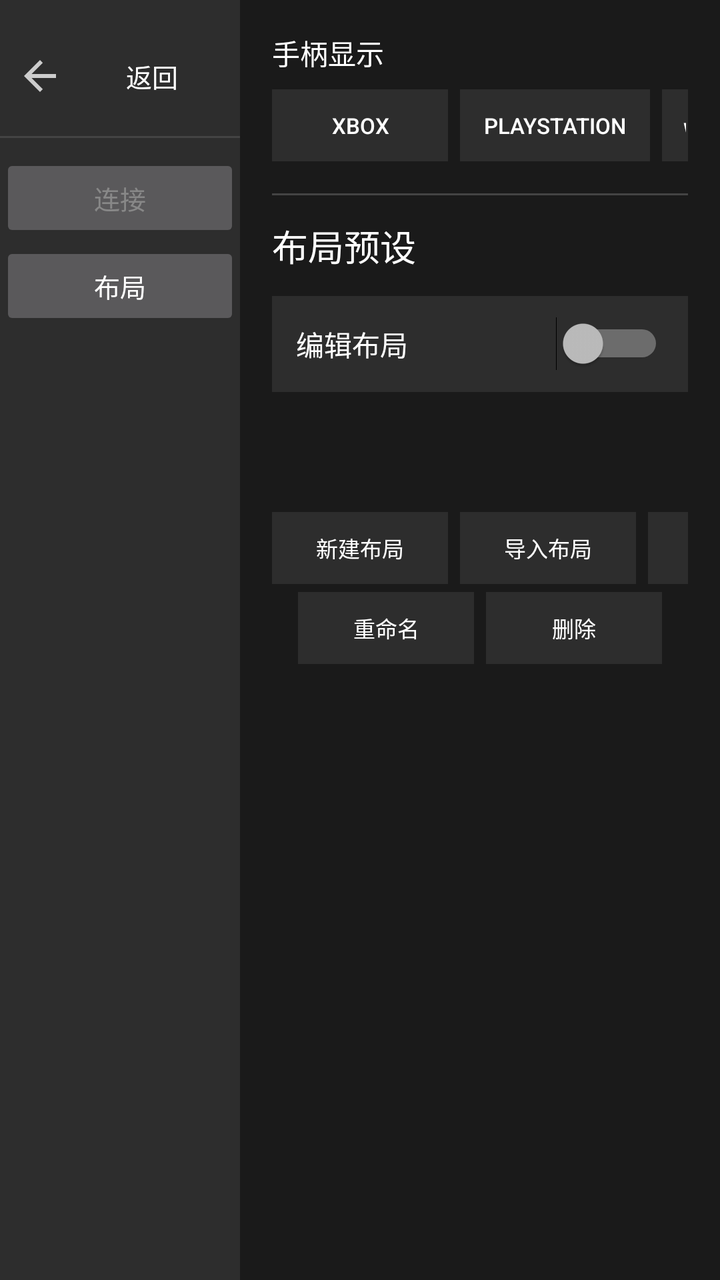
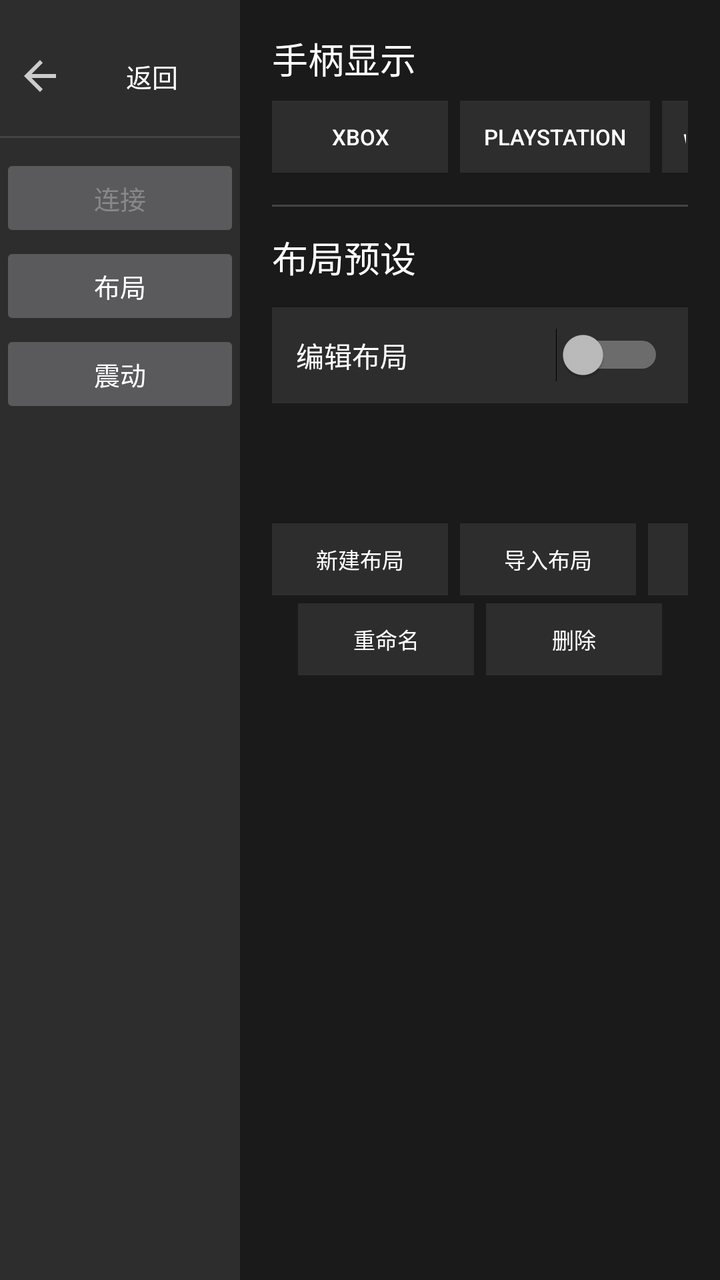

The first picture is an Android layout as it rendered before a commit; the second is the same layout after the commit. The layout source and the unified diff follow.
<!-- AndroidManifest.xml: application theme Theme.GamepadEmu -->
<!-- res/layout/content_settings.xml -->
<?xml version="1.0" encoding="utf-8"?>
<LinearLayout xmlns:android="http://schemas.android.com/apk/res/android"
    android:layout_width="match_parent"
    android:layout_height="match_parent"
    android:baselineAligned="false"
    android:orientation="horizontal"
    android:background="@color/bg_dark">

    
    <LinearLayout
        android:layout_width="120dp"
        android:layout_height="match_parent"
        android:orientation="vertical"
        android:background="@color/bg_surface"
        android:paddingTop="16dp">

        <Button
            android:id="@+id/btnSettingsBack"
            android:layout_width="match_parent"
            android:layout_height="44dp"
            android:background="?android:attr/selectableItemBackground"
            android:text="返回"
            android:drawableLeft="@drawable/ic_back"
            android:paddingStart="8dp"
            android:textColor="@color/text_primary"
            android:textSize="13sp"
            android:stateListAnimator="@null" />

        <View
            android:layout_width="match_parent"
            android:layout_height="1dp"
            android:background="#444"
            android:layout_marginVertical="8dp" />

        <Button
            android:id="@+id/btnCategoryConnection"
            android:layout_width="match_parent"
            android:layout_height="44dp"
            android:gravity="center"
            android:paddingHorizontal="8dp"
            android:text="连接"
            android:textColor="@color/text_secondary"
            android:textSize="13sp"
            android:stateListAnimator="@null" />

        <Button
            android:id="@+id/btnCategoryPresets"
            android:layout_width="match_parent"
            android:layout_height="44dp"
            android:gravity="center"
            android:paddingHorizontal="8dp"
            android:text="布局"
            android:textColor="@color/text_primary"
            android:textSize="13sp"
            android:stateListAnimator="@null" />

    </LinearLayout>

    
    <FrameLayout
        android:layout_width="0dp"
        android:layout_height="match_parent"
        android:layout_weight="1"
        android:padding="16dp">

        
        <ScrollView
            android:id="@+id/pagePresets"
            android:layout_width="match_parent"
            android:layout_height="match_parent"
            android:visibility="visible">

            <LinearLayout
                android:layout_width="match_parent"
                android:layout_height="wrap_content"
                android:orientation="vertical">

                
                <TextView
                    android:layout_width="wrap_content"
                    android:layout_height="wrap_content"
                    android:text="手柄显示"
                    android:textColor="@color/text_primary"
                    android:textSize="14sp"
                    android:fontFamily="sans-serif-medium"
                    android:layout_marginBottom="8dp" />

                <LinearLayout
                    android:layout_width="match_parent"
                    android:layout_height="wrap_content"
                    android:orientation="horizontal"
                    android:gravity="center"
                    android:layout_marginBottom="16dp">

                    <Button
                        android:id="@+id/btnDisplayXbox"
                        style="@style/GamepadChip"
                        android:layout_marginEnd="6dp"
                        android:text="XBOX" />

                    <Button
                        android:id="@+id/btnDisplayPlaystation"
                        style="@style/GamepadChip"
                        android:layout_marginEnd="6dp"
                        android:text="PLAYSTATION" />

                    <Button
                        android:id="@+id/btnDisplaySwitch"
                        style="@style/GamepadChip"
                        android:text="SWITCH" />
                </LinearLayout>

                <View
                    android:layout_width="match_parent"
                    android:layout_height="1dp"
                    android:background="#444"
                    android:layout_marginBottom="12dp" />

                
                <TextView
                    android:layout_width="wrap_content"
                    android:layout_height="wrap_content"
                    android:text="布局预设"
                    android:textColor="@color/text_primary"
                    android:textSize="18sp"
                    android:fontFamily="sans-serif-medium"
                    android:layout_marginBottom="12dp" />

                
                <LinearLayout
                    android:layout_width="match_parent"
                    android:layout_height="48dp"
                    android:gravity="center_vertical"
                    android:orientation="horizontal"
                    android:background="@color/bg_surface"
                    android:paddingHorizontal="12dp"
                    android:layout_marginBottom="8dp">

                    <TextView
                        android:layout_width="0dp"
                        android:layout_height="wrap_content"
                        android:layout_weight="1"
                        android:text="编辑布局"
                        android:textColor="@color/text_primary"
                        android:textSize="14sp" />

                    <Switch
                        android:id="@+id/switchEditMode"
                        android:layout_width="wrap_content"
                        android:layout_height="wrap_content" />
                </LinearLayout>

                <TextView
                    android:id="@+id/tvCurrentPreset"
                    android:layout_width="match_parent"
                    android:layout_height="36dp"
                    android:gravity="center_vertical"
                    android:paddingHorizontal="12dp"
                    android:textColor="@color/text_secondary"
                    android:textSize="13sp"
                    android:layout_marginBottom="8dp" />

                
                <GridView
                    android:id="@+id/gridPresets"
                    android:layout_width="match_parent"
                    android:layout_height="wrap_content"
                    android:numColumns="3"
                    android:horizontalSpacing="6dp"
                    android:verticalSpacing="6dp"
                    android:stretchMode="columnWidth"
                    android:layout_marginBottom="8dp" />

                
                <LinearLayout
                    android:layout_width="match_parent"
                    android:layout_height="wrap_content"
                    android:orientation="horizontal"
                    android:gravity="center"
                    android:layout_marginBottom="4dp">

                    <Button
                        android:id="@+id/btnPresetNew"
                        style="@style/GamepadChip"
                        android:text="新建布局"
                        android:layout_marginEnd="6dp" />

                    <Button
                        android:id="@+id/btnPresetImport"
                        style="@style/GamepadChip"
                        android:text="导入布局"
                        android:layout_marginEnd="6dp" />

                    <Button
                        android:id="@+id/btnPresetExport"
                        style="@style/GamepadChip"
                        android:text="导出布局" />
                </LinearLayout>

                <LinearLayout
                    android:layout_width="match_parent"
                    android:layout_height="wrap_content"
                    android:orientation="horizontal"
                    android:gravity="center"
                    android:layout_marginBottom="8dp">

                    <Button
                        android:id="@+id/btnPresetRename"
                        style="@style/GamepadChip"
                        android:text="重命名"
                        android:layout_marginEnd="6dp" />

                    <Button
                        android:id="@+id/btnPresetDelete"
                        style="@style/GamepadChip"
                        android:text="删除" />
                </LinearLayout>
            </LinearLayout>
        </ScrollView>

        
        <ScrollView
            android:id="@+id/pageConnection"
            android:layout_width="match_parent"
            android:layout_height="match_parent"
            android:visibility="gone">

            <LinearLayout
                android:layout_width="match_parent"
                android:layout_height="wrap_content"
                android:orientation="vertical">

                <TextView
                    android:layout_width="wrap_content"
                    android:layout_height="wrap_content"
                    android:text="连接"
                    android:textColor="@color/text_primary"
                    android:textSize="18sp"
                    android:fontFamily="sans-serif-medium"
                    android:layout_marginBottom="16dp" />

                
                <TextView
                    android:layout_width="wrap_content"
                    android:layout_height="wrap_content"
                    android:text="连接方式"
                    android:textColor="@color/text_primary"
                    android:textSize="14sp"
                    android:fontFamily="sans-serif-medium"
                    android:layout_marginBottom="8dp" />

                <LinearLayout
                    android:layout_width="match_parent"
                    android:layout_height="wrap_content"
                    android:orientation="horizontal"
                    android:gravity="center"
                    android:layout_marginBottom="16dp">

                    <Button
                        android:id="@+id/btnConnWifi"
                        style="@style/GamepadChip"
                        android:layout_marginEnd="6dp"
                        android:text="WiFi" />

                    <Button
                        android:id="@+id/btnConnBluetooth"
                        style="@style/GamepadChip"
                        android:text="蓝牙" />
                </LinearLayout>

                
                <LinearLayout
                    android:id="@+id/sectionTargetPlatform"
                    android:layout_width="match_parent"
                    android:layout_height="wrap_content"
                    android:orientation="vertical"
                    android:visibility="gone">

                    <TextView
                        android:layout_width="wrap_content"
                        android:layout_height="wrap_content"
                        android:text="目标平台"
                        android:textColor="@color/text_primary"
                        android:textSize="14sp"
                        android:fontFamily="sans-serif-medium"
                        android:layout_marginBottom="8dp" />

                    <LinearLayout
                        android:layout_width="match_parent"
                        android:layout_height="wrap_content"
                        android:orientation="horizontal"
                        android:gravity="center"
                        android:layout_marginBottom="16dp">

                        <Button
                            android:id="@+id/btnTargetWindows"
                            style="@style/GamepadChip"
                            android:layout_marginEnd="6dp"
                            android:text="WINDOWS" />

                        <Button
                            android:id="@+id/btnTargetAndroid"
                            style="@style/GamepadChip"
                            android:text="ANDROID" />
                    </LinearLayout>
                </LinearLayout>

                
                <TextView
                    android:id="@+id/tvConnectionStatus"
                    android:layout_width="match_parent"
                    android:layout_height="40dp"
                    android:gravity="center"
                    android:text="未启动"
                    android:textColor="@color/text_secondary"
                    android:textSize="14sp"
                    android:background="@color/bg_surface"
                    android:layout_marginBottom="12dp" />

                
                <Button
                    android:id="@+id/btnConnectAction"
                    android:layout_width="match_parent"
                    android:layout_height="44dp"
                    android:background="@drawable/bg_small_btn"
                    android:text="启动服务"
                    android:textColor="@color/text_primary"
                    android:textSize="14sp"
                    android:stateListAnimator="@null"
                    android:layout_marginBottom="8dp" />

                
                <LinearLayout
                    android:id="@+id/sectionPairedDevice"
                    android:layout_width="match_parent"
                    android:layout_height="wrap_content"
                    android:orientation="vertical"
                    android:layout_marginBottom="8dp"
                    android:visibility="gone">

                    <TextView
                        android:id="@+id/tvPairedDeviceName"
                        android:layout_width="match_parent"
                        android:layout_height="30dp"
                        android:gravity="center_vertical"
                        android:paddingHorizontal="12dp"
                        android:textColor="@color/text_secondary"
                        android:textSize="13sp" />

                    <Button
                        android:id="@+id/btnUnpairDevice"
                        android:layout_width="match_parent"
                        android:layout_height="40dp"
                        android:background="@drawable/bg_small_btn"
                        android:text="取消配对"
                        android:textColor="#FF5252"
                        android:textSize="14sp"
                        android:stateListAnimator="@null" />
                </LinearLayout>

                <View
                    android:layout_width="match_parent"
                    android:layout_height="1dp"
                    android:background="#444"
                    android:layout_marginBottom="16dp" />

                
                <TextView
                    android:layout_width="wrap_content"
                    android:layout_height="wrap_content"
                    android:text="服务信息"
                    android:textColor="@color/text_primary"
                    android:textSize="14sp"
                    android:fontFamily="sans-serif-medium"
                    android:layout_marginBottom="8dp" />

                <TextView
                    android:id="@+id/tvServerIp"
                    android:layout_width="match_parent"
                    android:layout_height="36dp"
                    android:gravity="center_vertical"
                    android:paddingHorizontal="12dp"
                    android:textColor="@color/text_secondary"
                    android:textSize="13sp"
                    android:background="@color/bg_surface"
                    android:layout_marginBottom="4dp" />

                <TextView
                    android:id="@+id/tvBroadcastStatus"
                    android:layout_width="match_parent"
                    android:layout_height="36dp"
                    android:gravity="center_vertical"
                    android:paddingHorizontal="12dp"
                    android:textColor="@color/text_secondary"
                    android:textSize="13sp"
                    android:background="@color/bg_surface"
                    android:layout_marginBottom="16dp" />

                
                <TextView
                    android:layout_width="wrap_content"
                    android:layout_height="wrap_content"
                    android:text="端口"
                    android:textColor="@color/text_primary"
                    android:textSize="13sp"
                    android:layout_marginBottom="4dp" />

                <EditText
                    android:id="@+id/etPort"
                    android:layout_width="match_parent"
                    android:layout_height="40dp"
                    android:background="@color/bg_surface"
                    android:textColor="@color/text_primary"
                    android:textColorHint="@color/text_secondary"
                    android:hint="端口 (默认 37284)"
                    android:paddingHorizontal="12dp"
                    android:singleLine="true"
                    android:inputType="number"
                    android:layout_marginBottom="8dp" />
            </LinearLayout>
        </ScrollView>

    </FrameLayout>
</LinearLayout>
<!-- resources referenced by this layout -->
<resources>
  <color name="bg_dark">#FF1A1A1A</color>
  <color name="bg_surface">#FF2D2D2D</color>
  <color name="text_primary">#FFFFFFFF</color>
  <color name="text_secondary">#FF888888</color>
  <!-- drawable bg_small_btn (drawable) -->
  <?xml version="1.0" encoding="utf-8"?>
  <shape xmlns:android="http://schemas.android.com/apk/res/android">
      <solid android:color="#FF444444" />
  </shape>
  <!-- drawable ic_back (drawable) -->
  <?xml version="1.0" encoding="utf-8"?>
  <vector xmlns:android="http://schemas.android.com/apk/res/android"
      android:width="24dp"
      android:height="24dp"
      android:viewportWidth="24"
      android:viewportHeight="24">
      <path
          android:fillColor="#FFCCCCCC"
          android:pathData="M20,11H7.8l5.6,-5.6L12,4l-8,8 8,8 1.4,-1.4L7.8,13H20v-2z" />
  </vector>
  <style name="GamepadChip">
          <item name="android:layout_width">wrap_content</item>
          <item name="android:layout_height">36dp</item>
          <item name="android:background">@drawable/bg_chip</item>
          <item name="android:textColor">@color/text_primary</item>
          <item name="android:textSize">11sp</item>
          <item name="android:paddingHorizontal">12dp</item>
          <item name="android:gravity">center</item>
          <item name="android:stateListAnimator">@null</item>
          <item name="android:fontFamily">sans-serif-medium</item>
      </style>
  <style name="Theme.GamepadEmu" parent="android:Theme.Material.NoActionBar">
          <item name="android:statusBarColor">@android:color/transparent</item>
          <item name="android:navigationBarColor">@android:color/transparent</item>
          <item name="android:windowFullscreen">true</item>
          <item name="android:windowNoTitle">true</item>
          <item name="android:windowBackground">@color/bg_dark</item>
      </style>
  <!-- drawable bg_chip (drawable) -->
  <?xml version="1.0" encoding="utf-8"?>
  <shape xmlns:android="http://schemas.android.com/apk/res/android">
      <solid android:color="#FF2D2D2D" />
  </shape>
</resources>

<!-- the commit's change to res/layout/content_settings.xml (unified diff, before → after) -->
@@ -54,6 +54,17 @@
             android:textSize="13sp"
             android:stateListAnimator="@null" />
 
+        <Button
+            android:id="@+id/btnCategoryVibration"
+            android:layout_width="match_parent"
+            android:layout_height="44dp"
+            android:gravity="center"
+            android:paddingHorizontal="8dp"
+            android:text="震动"
+            android:textColor="@color/text_primary"
+            android:textSize="13sp"
+            android:stateListAnimator="@null" />
+
     </LinearLayout>
 
     
@@ -81,7 +92,7 @@
                     android:layout_height="wrap_content"
                     android:text="手柄显示"
                     android:textColor="@color/text_primary"
-                    android:textSize="14sp"
+                    android:textSize="18sp"
                     android:fontFamily="sans-serif-medium"
                     android:layout_marginBottom="8dp" />
 
@@ -420,5 +431,75 @@
             </LinearLayout>
         </ScrollView>
 
+        
+        <ScrollView
+            android:id="@+id/pageVibration"
+            android:layout_width="match_parent"
+            android:layout_height="match_parent"
+            android:visibility="gone">
+
+            <LinearLayout
+                android:layout_width="match_parent"
+                android:layout_height="wrap_content"
+                android:orientation="vertical">
+
+                <TextView
+                    android:layout_width="wrap_content"
+                    android:layout_height="wrap_content"
+                    android:text="震动"
+                    android:textColor="@color/text_primary"
+                    android:textSize="18sp"
+                    android:fontFamily="sans-serif-medium"
+                    android:layout_marginBottom="16dp" />
+
+                <LinearLayout
+                    android:layout_width="match_parent"
+                    android:layout_height="48dp"
+                    android:gravity="center_vertical"
+                    android:orientation="horizontal"
+                    android:background="@color/bg_surface"
+                    android:paddingHorizontal="12dp"
+                    android:layout_marginBottom="8dp">
+
+                    <TextView
+                        android:layout_width="0dp"
+                        android:layout_height="wrap_content"
+                        android:layout_weight="1"
+                        android:text="按钮震动"
+                        android:textColor="@color/text_primary"
+                        android:textSize="14sp" />
+
+                    <Switch
+                        android:id="@+id/switchBtnVibration"
+                        android:layout_width="wrap_content"
+                        android:layout_height="wrap_content" />
+                </LinearLayout>
+
+                <LinearLayout
+                    android:layout_width="match_parent"
+                    android:layout_height="48dp"
+                    android:gravity="center_vertical"
+                    android:orientation="horizontal"
+                    android:background="@color/bg_surface"
+                    android:paddingHorizontal="12dp"
+                    android:layout_marginBottom="8dp">
+
+                    <TextView
+                        android:layout_width="0dp"
+                        android:layout_height="wrap_content"
+                        android:layout_weight="1"
+                        android:text="游戏震动"
+                        android:textColor="@color/text_primary"
+                        android:textSize="14sp" />
+
+                    <Switch
+                        android:id="@+id/switchGameVibration"
+                        android:layout_width="wrap_content"
+                        android:layout_height="wrap_content" />
+                </LinearLayout>
+
+            </LinearLayout>
+        </ScrollView>
+
     </FrameLayout>
 </LinearLayout>
